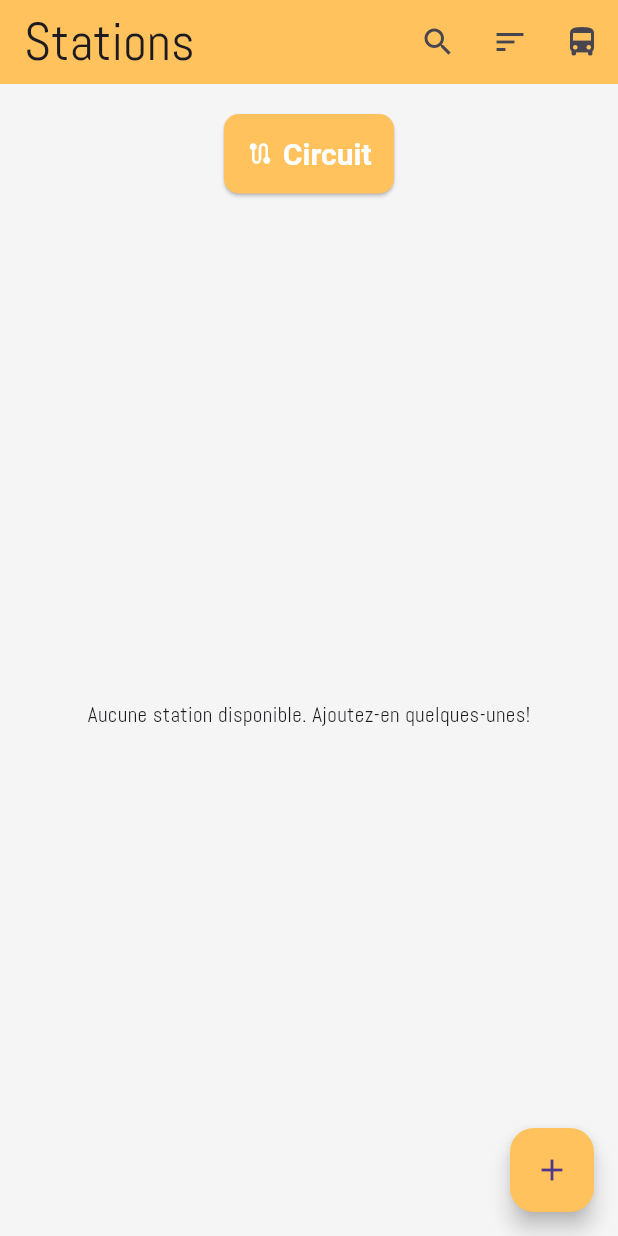
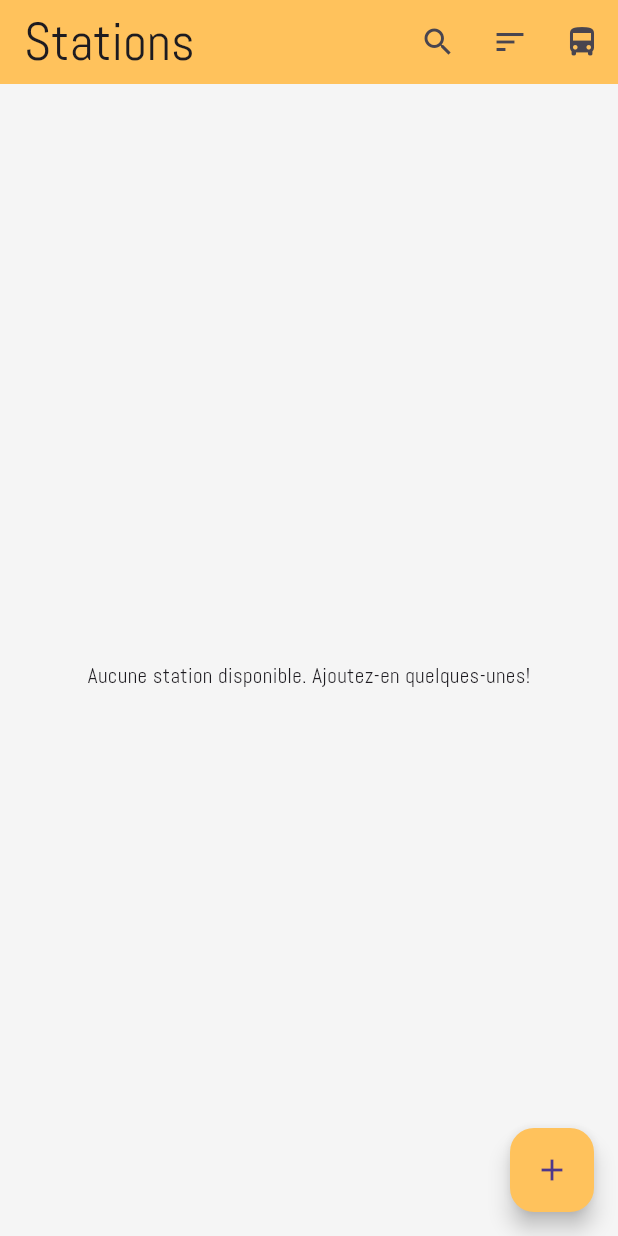
Before and after one commit to Aminejemmali/Bus_Tracker, a Flutter app: the screen it shows after launch, on a phone screen of 412 x 824 dp. Run offline on Flutter 3.47's test engine with Material 3 defaults, Android fonts, the phone set to English and light mode, and no system bars; our stand-ins replace flutter_map, fluttertoast, geolocator, latlong2, logger and 1 more; missing offline and left inert: app_settings, dart:ffi, mysql1, mysql_client.

Commit message:
fix logout feature

```diff
--- a/lib/screens/AdminScreens/AdminHome.dart
+++ b/lib/screens/AdminScreens/AdminHome.dart
@@ -1,4 +1,5 @@
 import 'package:bustrackerapp/screens/AdminScreens/circuit.dart';
+import 'package:bustrackerapp/screens/Login.dart';
 import 'package:flutter/material.dart';
 import 'package:bustrackerapp/models/station.dart';
 import 'package:bustrackerapp/db_Functions/db_helper.dart';
@@ -80,7 +81,6 @@ class _AdminHomeScreenState extends State<AdminHomeScreen> {
       },
     );
   }
-  @override
   Widget build(BuildContext context) {
     return Theme(
       data: Theme.of(context).copyWith(
@@ -122,25 +122,42 @@ class _AdminHomeScreenState extends State<AdminHomeScreen> {
             ),
           ],
         ),
-        drawer: const Drawer(),
+        drawer: Drawer(
+          child: ListView(
+            children: <Widget>[
+              DrawerHeader(
+                decoration: BoxDecoration(
+                  color: Color(0xFFFFC25C),
+                ),
+                child: Text(
+                  'Menu',
+                  style: TextStyle(
+                    color: Colors.white,
+                    fontSize: 24,
+                  ),
+                ),
+              ),
+              ListTile(
+                leading: Icon(Icons.route),
+                title: Text('Circuit'),
+                onTap: () {
+                  Navigator.pushNamed(context, CircuitPage.id);
+                },
+              ),
+              ListTile(
+                leading: Icon(Icons.exit_to_app),
+                title: Text('Logout'),
+                onTap: () {
+                  Navigator.pushReplacementNamed(context, LoginPage.id);
+                },
+              ),
+            ],
+          ),
+        ),
         body: Column(
           mainAxisAlignment: MainAxisAlignment.spaceAround,
           children: <Widget>[
             SizedBox(height: 20,),
-            ElevatedButton.icon(
-              onPressed: () {
-                Navigator.pushNamed(context, CircuitPage.id);
-              },
-              icon: Icon(Icons.route),
-              label: Text("Circuit"),
-              style: ElevatedButton.styleFrom(
-                foregroundColor: Colors.white, backgroundColor: Color(0xFFFFC25C), padding: EdgeInsets.all(15),
-                textStyle: TextStyle(fontSize: 20,fontWeight: FontWeight.bold),
-                shape: RoundedRectangleBorder(
-                  borderRadius: BorderRadius.circular(10.0),
-                ),
-              ),
-            ),
             Expanded(
               child: _isLoading
                   ? Center(child: CircularProgressIndicator())
@@ -201,11 +218,12 @@ class _AdminHomeScreenState extends State<AdminHomeScreen> {
         ),
         floatingActionButton: FloatingActionButton(
           onPressed: () {
-            Navigator.pushNamed(context, AddStationForm.id); // Update this route to the correct one for adding stations
+            Navigator.pushNamed(context, AddStationForm.id);
           },
           child: Icon(Icons.add),
           backgroundColor: Color(0xFFFFC25C),
         ),
       ),
     );
-  }}
+  }
+}
```
